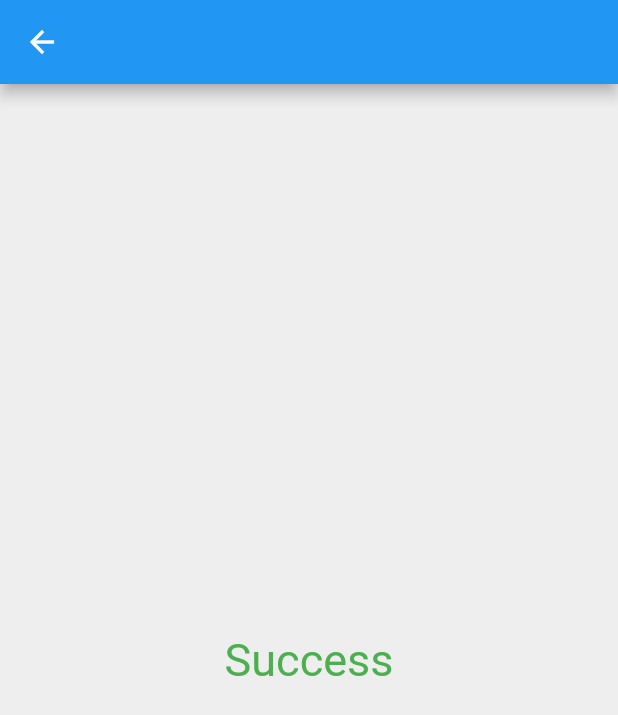
After one commit to OgheneMichael/flutter-stripe-checkout, a Flutter app: the SuccessScreen screen opened by its route, on a phone screen of 412 x 824 dp. The commit adds this screen. Shown: the top 715 px of the screen. Run offline on Flutter 3.47's test engine with Material 2 defaults, Android fonts, the light colour scheme and no system bars; our stand-ins replace dio, webview_flutter.

Commit message:
created skeleton success screen

```diff
--- a/lib/main.dart
+++ b/lib/main.dart
@@ -12,8 +12,12 @@ class MyApp extends StatelessWidget {
       title: 'Stripe Checkout',
       theme: ThemeData(
         visualDensity: VisualDensity.adaptivePlatformDensity,
+        scaffoldBackgroundColor: Colors.grey[200],
       ),
-      home: HomeScreen(),
+      routes: {
+        '/': (_) => HomeScreen(),
+        '/success': (_) => SuccessScreen(),
+      },
     );
   }
 }
--- a/lib/screens/screens.dart
+++ b/lib/screens/screens.dart
@@ -1,2 +1,3 @@
 export 'home_screen.dart';
 export 'checkout_screen.dart';
+export 'success_screen.dart';
--- /dev/null
+++ b/lib/screens/success_screen.dart
@@ -0,0 +1,16 @@
+import 'package:flutter/material.dart';
+
+class SuccessScreen extends StatelessWidget {
+  @override
+  Widget build(BuildContext context) {
+    return Scaffold(
+      appBar: AppBar(),
+      body: Center(
+        child: Text(
+          'Success',
+          style: TextStyle(fontSize: 30, color: Colors.green),
+        ),
+      ),
+    );
+  }
+}
```
